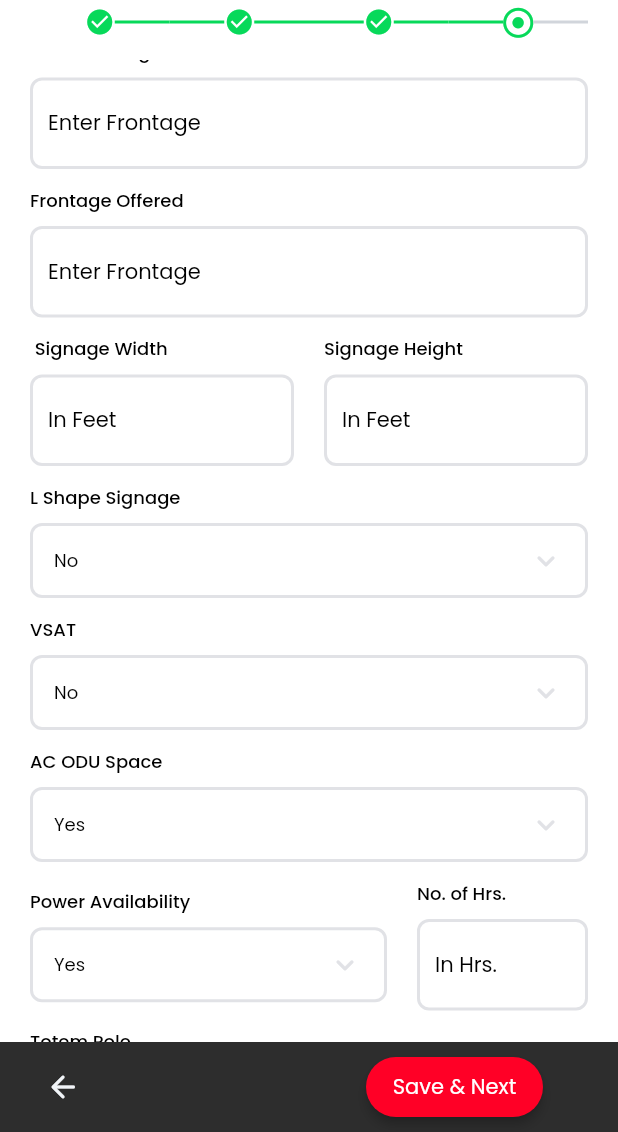
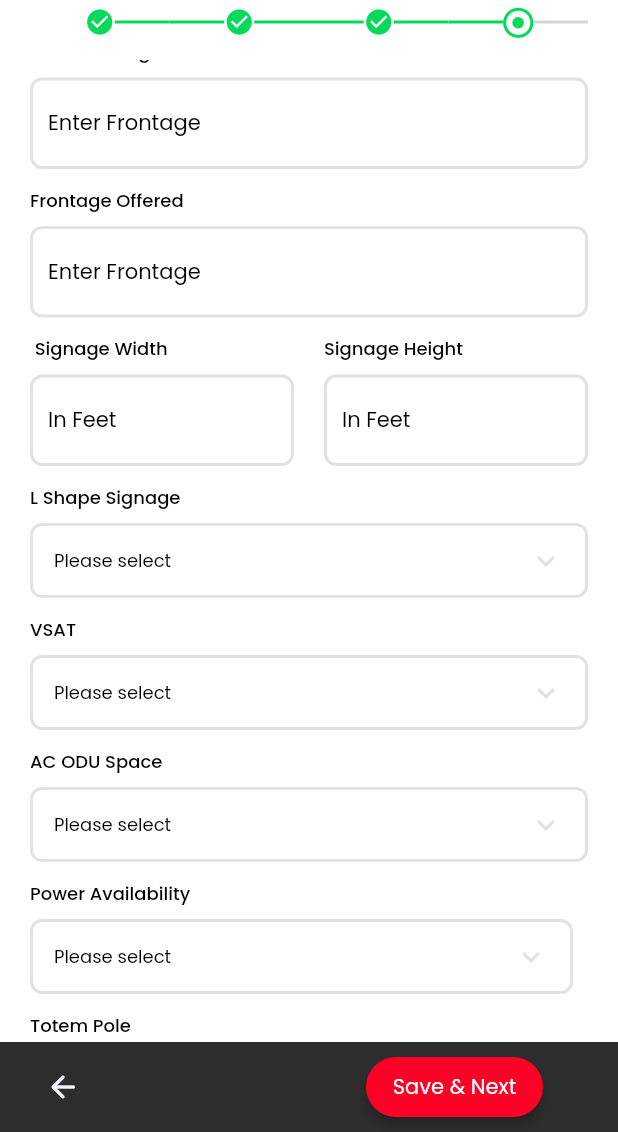
Before and after one commit to lovleshbuildint/site_quest, a Flutter app: the OpenSiteDimensionsWidget screen opened by its route, scrolled down 576 dp, on a phone screen of 412 x 824 dp, the part 104-1236 px from its top. Run offline on Flutter 3.47's test engine with Material 3 defaults, Android fonts, the phone set to English and light mode, and no system bars; drawn by our look-alikes of auto_size_text, dropdown_button2; our stand-ins replace cached_network_image, csv, easy_debounce, equatable, file_picker, fl_chart and 14 more; missing offline and left inert: json_path, mime_type, pointer_interceptor; accounts and stored records are empty.

Commit message:
Updating to latest FlutterFlow output.

```diff
--- a/lib/indent/landlordform/landlordform_widget.dart
+++ b/lib/indent/landlordform/landlordform_widget.dart
@@ -421,6 +421,7 @@ class _LandlordformWidgetState extends State<LandlordformWidget> {
                                       color: Colors.black,
                                       letterSpacing: 0.0,
                                     ),
+                                hintText: 'Please select',
                                 searchHintText: 'Search District...',
                                 icon: Icon(
                                   Icons.keyboard_arrow_down_rounded,
@@ -540,6 +541,7 @@ class _LandlordformWidgetState extends State<LandlordformWidget> {
                                     color: Colors.black,
                                     letterSpacing: 0.0,
                                   ),
+                              hintText: 'Please select',
                               searchHintText: 'Search State...',
                               icon: Icon(
                                 Icons.keyboard_arrow_down_rounded,
@@ -668,6 +670,7 @@ class _LandlordformWidgetState extends State<LandlordformWidget> {
                                       color: Colors.black,
                                       letterSpacing: 0.0,
                                     ),
+                                hintText: 'Please select',
                                 searchHintText: 'Search City...',
                                 icon: Icon(
                                   Icons.keyboard_arrow_down_rounded,
@@ -1233,12 +1236,7 @@ class _LandlordformWidgetState extends State<LandlordformWidget> {
 
                 return FlutterFlowDropDown<String>(
                   controller: _model.landlordBankNameValueController ??=
-                      FormFieldController<String>(
-                    _model.landlordBankNameValue ??= getJsonField(
-                      FFAppState().CustomerBank,
-                      r'''$[0].IndentBanks''',
-                    ).toString(),
-                  ),
+                      FormFieldController<String>(null),
                   options: (getJsonField(
                     landlordBankNameGetIndentBankResponse.jsonBody,
                     r'''$.IndentBanks..Name''',
@@ -1267,6 +1265,7 @@ class _LandlordformWidgetState extends State<LandlordformWidget> {
                         color: Colors.black,
                         letterSpacing: 0.0,
                       ),
+                  hintText: 'Please select',
                   searchHintText: 'Search Bank...',
                   icon: Icon(
                     Icons.keyboard_arrow_down_rounded,
--- a/lib/indent/nearestatm/nearestatm_widget.dart
+++ b/lib/indent/nearestatm/nearestatm_widget.dart
@@ -157,12 +157,7 @@ class _NearestatmWidgetState extends State<NearestatmWidget> {
             padding: EdgeInsetsDirectional.fromSTEB(0.0, 8.0, 0.0, 0.0),
             child: FlutterFlowDropDown<String>(
               controller: _model.aTMNameValueController ??=
-                  FormFieldController<String>(
-                _model.aTMNameValue ??= getJsonField(
-                  FFAppState().getindentBank,
-                  r'''$[0].IndentBanks''',
-                ).toString(),
-              ),
+                  FormFieldController<String>(null),
               options: (getJsonField(
                 FFAppState().getindentBank,
                 r'''$.IndentBanks..Name''',
@@ -189,6 +184,7 @@ class _NearestatmWidgetState extends State<NearestatmWidget> {
                     color: Colors.black,
                     letterSpacing: 0.0,
                   ),
+              hintText: 'Please select',
               searchHintText: 'Search Bank...',
               icon: Icon(
                 Icons.keyboard_arrow_down_rounded,
@@ -262,9 +258,7 @@ class _NearestatmWidgetState extends State<NearestatmWidget> {
             padding: EdgeInsetsDirectional.fromSTEB(0.0, 8.0, 0.0, 0.0),
             child: FlutterFlowDropDown<String>(
               controller: _model.hitachiATMValueController ??=
-                  FormFieldController<String>(
-                _model.hitachiATMValue ??= 'Yes',
-              ),
+                  FormFieldController<String>(null),
               options: ['Yes', 'No'],
               onChanged: (val) => setState(() => _model.hitachiATMValue = val),
               width: MediaQuery.sizeOf(context).width * 1.0,
@@ -274,6 +268,7 @@ class _NearestatmWidgetState extends State<NearestatmWidget> {
                     color: Colors.black,
                     letterSpacing: 0.0,
                   ),
+              hintText: 'Please select',
               icon: Icon(
                 Icons.keyboard_arrow_down_rounded,
                 color: Color(0xFFE1E2E6),
--- a/lib/indent/sitedimentions/sitedimentions_widget.dart
+++ b/lib/indent/sitedimentions/sitedimentions_widget.dart
@@ -933,9 +933,7 @@ class _SitedimentionsWidgetState extends State<SitedimentionsWidget> {
             padding: EdgeInsetsDirectional.fromSTEB(0.0, 8.0, 0.0, 0.0),
             child: FlutterFlowDropDown<String>(
               controller: _model.lShapeSingageValueController ??=
-                  FormFieldController<String>(
-                _model.lShapeSingageValue ??= 'No',
-              ),
+                  FormFieldController<String>(null),
               options: ['Yes', 'No'],
               onChanged: (val) async {
                 setState(() => _model.lShapeSingageValue = val);
@@ -950,6 +948,7 @@ class _SitedimentionsWidgetState extends State<SitedimentionsWidget> {
                     color: Colors.black,
                     letterSpacing: 0.0,
                   ),
+              hintText: 'Please select',
               icon: Icon(
                 Icons.keyboard_arrow_down_rounded,
                 color: Color(0xFFE1E2E6),
@@ -982,9 +981,7 @@ class _SitedimentionsWidgetState extends State<SitedimentionsWidget> {
             padding: EdgeInsetsDirectional.fromSTEB(0.0, 8.0, 0.0, 0.0),
             child: FlutterFlowDropDown<String>(
               controller: _model.vsatValueController ??=
-                  FormFieldController<String>(
-                _model.vsatValue ??= 'No',
-              ),
+                  FormFieldController<String>(null),
               options: ['Yes', 'No'],
               onChanged: (val) async {
                 setState(() => _model.vsatValue = val);
@@ -999,6 +996,7 @@ class _SitedimentionsWidgetState extends State<SitedimentionsWidget> {
                     color: Colors.black,
                     letterSpacing: 0.0,
                   ),
+              hintText: 'Please select',
               icon: Icon(
                 Icons.keyboard_arrow_down_rounded,
                 color: Color(0xFFE1E2E6),
@@ -1031,9 +1029,7 @@ class _SitedimentionsWidgetState extends State<SitedimentionsWidget> {
             padding: EdgeInsetsDirectional.fromSTEB(0.0, 8.0, 0.0, 0.0),
             child: FlutterFlowDropDown<String>(
               controller: _model.acODUSpaceValueController ??=
-                  FormFieldController<String>(
-                _model.acODUSpaceValue ??= 'Yes',
-              ),
+                  FormFieldController<String>(null),
               options: ['Yes', 'No'],
               onChanged: (val) async {
                 setState(() => _model.acODUSpaceValue = val);
@@ -1048,6 +1044,7 @@ class _SitedimentionsWidgetState extends State<SitedimentionsWidget> {
                     color: Colors.black,
                     letterSpacing: 0.0,
                   ),
+              hintText: 'Please select',
               icon: Icon(
                 Icons.keyboard_arrow_down_rounded,
                 color: Color(0xFFE1E2E6),
@@ -1094,9 +1091,7 @@ class _SitedimentionsWidgetState extends State<SitedimentionsWidget> {
                           child: FlutterFlowDropDown<String>(
                             controller:
                                 _model.powerAvailabilityValueController ??=
-                                    FormFieldController<String>(
-                              _model.powerAvailabilityValue ??= 'Yes',
-                            ),
+                                    FormFieldController<String>(null),
                             options: ['Yes', 'No'],
                             onChanged: (val) async {
                               setState(
@@ -1115,6 +1110,7 @@ class _SitedimentionsWidgetState extends State<SitedimentionsWidget> {
                                   color: Colors.black,
                                   letterSpacing: 0.0,
                                 ),
+                            hintText: 'Please select',
                             icon: Icon(
                               Icons.keyboard_arrow_down_rounded,
                               color: Color(0xFFE1E2E6),
@@ -1243,9 +1239,7 @@ class _SitedimentionsWidgetState extends State<SitedimentionsWidget> {
             padding: EdgeInsetsDirectional.fromSTEB(0.0, 8.0, 0.0, 0.0),
             child: FlutterFlowDropDown<String>(
               controller: _model.totemPoleValueController ??=
-                  FormFieldController<String>(
-                _model.totemPoleValue ??= 'No',
-              ),
+                  FormFieldController<String>(null),
               options: ['Yes', 'No'],
               onChanged: (val) async {
                 setState(() => _model.totemPoleValue = val);
@@ -1271,6 +1265,7 @@ class _SitedimentionsWidgetState extends State<SitedimentionsWidget> {
                     color: Colors.black,
                     letterSpacing: 0.0,
                   ),
+              hintText: 'Please select',
               searchHintText: 'Search Bank...',
               icon: Icon(
                 Icons.keyboard_arrow_down_rounded,
@@ -1304,9 +1299,7 @@ class _SitedimentionsWidgetState extends State<SitedimentionsWidget> {
             padding: EdgeInsetsDirectional.fromSTEB(0.0, 8.0, 0.0, 0.0),
             child: FlutterFlowDropDown<String>(
               controller: _model.rampAvailabilityValueController ??=
-                  FormFieldController<String>(
-                _model.rampAvailabilityValue ??= 'No',
-              ),
+                  FormFieldController<String>(null),
               options: ['Yes', 'No'],
               onChanged: (val) async {
                 setState(() => _model.rampAvailabilityValue = val);
@@ -1321,6 +1314,7 @@ class _SitedimentionsWidgetState extends State<SitedimentionsWidget> {
                     color: Colors.black,
                     letterSpacing: 0.0,
                   ),
+              hintText: 'Please select',
               icon: Icon(
                 Icons.keyboard_arrow_down_rounded,
                 color: Color(0xFFE1E2E6),
```
Also changed, not shown: lib/indent/nearestbranch/nearestbranch_widget.dart (+4 -9 lines), lib/open/open_site_details/open_site_details_widget.dart (+10 -17 lines).
